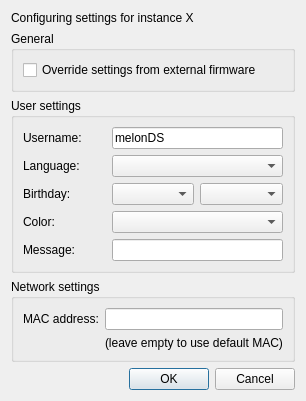
Qt form src/frontend/qt_sdl/FirmwareSettingsDialog.ui (tjdduq23-droid/melonDS-1.1-korean) before a commit.
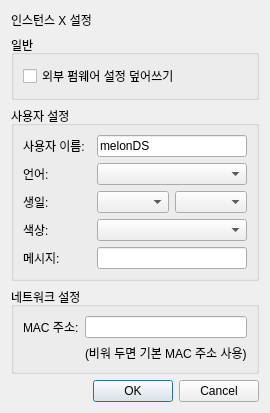
The same form after that commit.

Commit message: Add Korean settings and audio speed patch

```diff
--- a/src/frontend/qt_sdl/FirmwareSettingsDialog.ui
+++ b/src/frontend/qt_sdl/FirmwareSettingsDialog.ui
@@ -26,20 +26,20 @@
    <item>
     <widget class="QLabel" name="lblInstanceNum">
      <property name="text">
-      <string>Configuring settings for instance X</string>
+      <string>인스턴스 X 설정</string>
      </property>
     </widget>
    </item>
    <item>
     <widget class="QGroupBox" name="grpGeneral">
      <property name="title">
-      <string>General</string>
+      <string>일반</string>
      </property>
      <layout class="QGridLayout" name="gridLayout_3">
       <item row="0" column="0">
        <widget class="QCheckBox" name="overrideFirmwareBox">
         <property name="text">
-         <string>Override settings from external firmware</string>
+         <string>외부 펌웨어 설정 덮어쓰기</string>
         </property>
        </widget>
       </item>
@@ -49,7 +49,7 @@
    <item>
     <widget class="QGroupBox" name="grpUserSettings">
      <property name="title">
-      <string>User settings</string>
+      <string>사용자 설정</string>
      </property>
      <layout class="QGridLayout" name="gridLayout">
       <property name="leftMargin">
@@ -86,14 +86,14 @@
       <item row="0" column="0">
        <widget class="QLabel" name="usernameLabel">
         <property name="text">
-         <string>Username:</string>
+         <string>사용자 이름:</string>
         </property>
        </widget>
       </item>
       <item row="4" column="0">
        <widget class="QLabel" name="label_3">
         <property name="text">
-         <string>Message:</string>
+         <string>메시지:</string>
         </property>
        </widget>
       </item>
@@ -103,21 +103,21 @@
       <item row="3" column="0">
        <widget class="QLabel" name="label_2">
         <property name="text">
-         <string>Color:</string>
+         <string>색상:</string>
         </property>
        </widget>
       </item>
       <item row="1" column="0">
        <widget class="QLabel" name="label">
         <property name="text">
-         <string>Language:</string>
+         <string>언어:</string>
         </property>
        </widget>
       </item>
       <item row="2" column="0">
        <widget class="QLabel" name="label_4">
         <property name="text">
-         <string>Birthday:</string>
+         <string>생일:</string>
         </property>
        </widget>
       </item>
@@ -133,13 +133,13 @@
    <item>
     <widget class="QGroupBox" name="grpWifiSettings">
      <property name="title">
-      <string>Network settings</string>
+      <string>네트워크 설정</string>
      </property>
      <layout class="QGridLayout" name="gridLayout_2">
       <item row="0" column="0">
        <widget class="QLabel" name="label_5">
         <property name="text">
-         <string>MAC address:</string>
+         <string>MAC 주소:</string>
         </property>
        </widget>
       </item>
@@ -153,7 +153,7 @@
       <item row="1" column="1">
        <widget class="QLabel" name="label_6">
         <property name="text">
-         <string>(leave empty to use default MAC)</string>
+         <string>(비워 두면 기본 MAC 주소 사용)</string>
         </property>
        </widget>
       </item>
```
Left out of the diff: 2 changed lines with no effect on the pictures. The commit also changes 19 other files.
